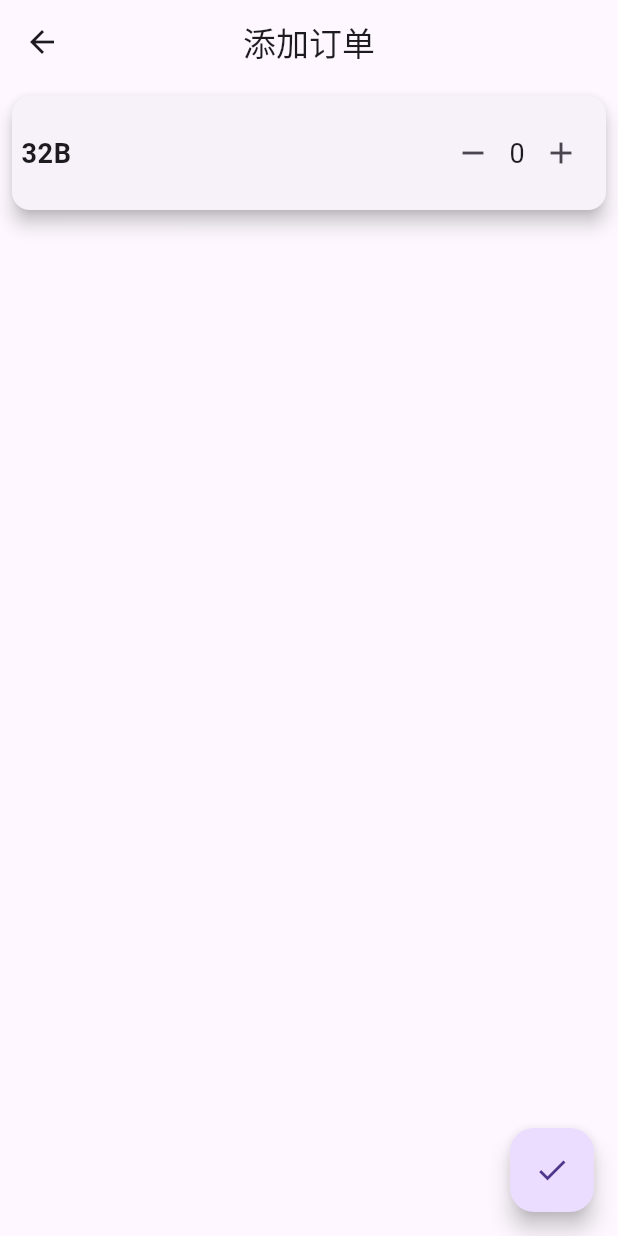
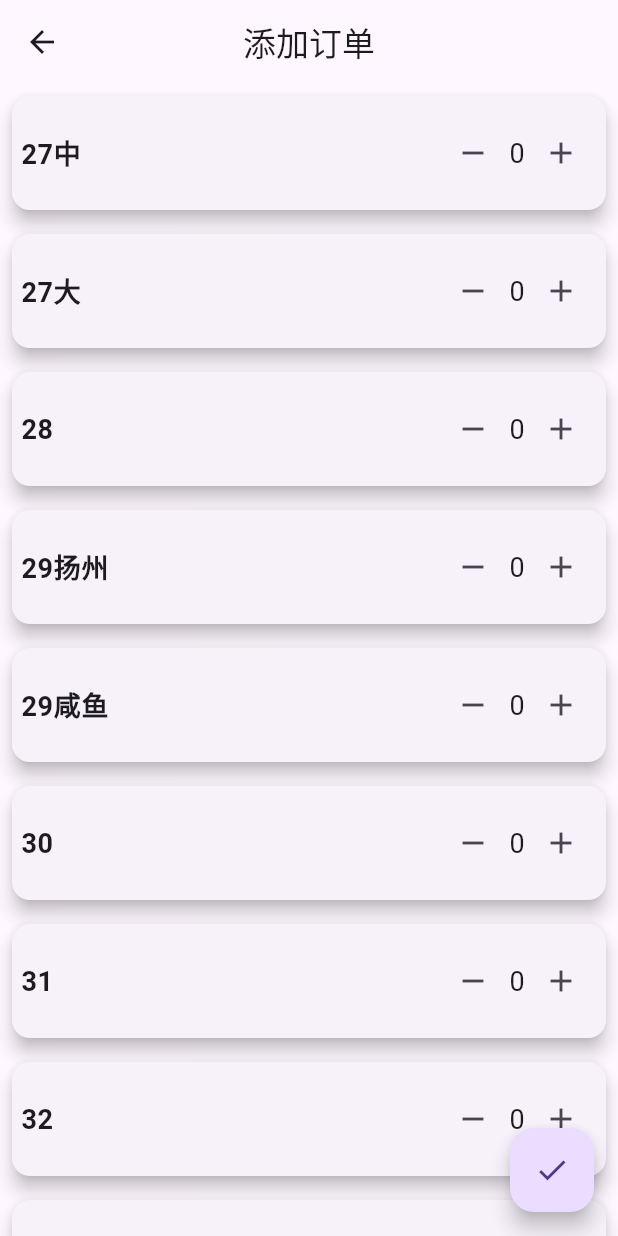
Before and after one commit to fivenames/OrderApp, a Flutter app: the SmallOrder screen opened by its route, on a phone screen of 412 x 824 dp. Run offline on Flutter 3.47's test engine with Material 3 defaults, Android fonts, the phone set to English and light mode, and no system bars; missing offline and left inert: dart:ffi.

```diff
--- a/lib/menu_class.dart
+++ b/lib/menu_class.dart
@@ -17,6 +17,12 @@ class Menu{
       '12': 10.0,
       '13': 10.0,
       '14': 8.8,
+      '15小' : 18.8,
+      '15中' : 20.8,
+      '15大' : 22.8,
+      '15B小' : 16.8,
+      '15B中' : 18.8,
+      '15B大' : 20.8,
       '16': 7.0,
       '17': 8.8,
       '19': 9.0,
@@ -27,7 +33,19 @@ class Menu{
       'A7': 9.0,
     };
     smallMenu = {
+      '27中' : 5.0,
+      '27大' : 6.0,
+      '28' : 3.5,
+      '29扬州' : 5.5,
+      '29咸鱼' : 5.5,
+      '30' : 6.3,
+      '31' : 5.8,
+      '32' : 5.8,
       '32B': 5.8,
+      '33' : 5.8,
+      '36' : 5.0,
+      '38' : 6.0,
+      '39' : 5.5,
     };
   }
 
--- a/lib/order_class.dart
+++ b/lib/order_class.dart
@@ -2,6 +2,7 @@ class Order {
   final int customerTag;
   final List<String> dishes;
   final String timeOrdered;
+  final bool type;
 
-  Order(this.customerTag, this.dishes, this.timeOrdered);
+  Order(this.customerTag, this.dishes, this.timeOrdered, this.type);
 }
```
Also changed, not shown: lib/pages/home.dart (+33 -2 lines), lib/templates/order_card_template.dart (+13 -5 lines).
